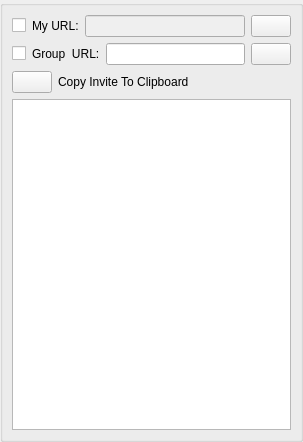
Above: GoTvApps/GoTvCommon/Forms/AppletInviteAccept.ui from brettrjones-github/nolimitconnect before the change. Below: the same form after it.
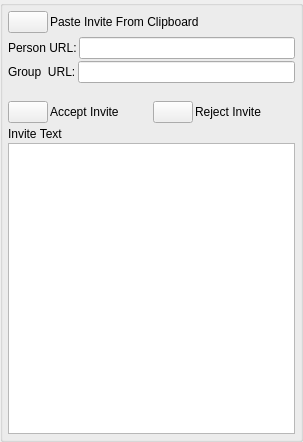
That is the form after the change. Custom widgets are drawn as their Qt base class.

Commit message: Invite parsing and accept etc

The edit to the form file:
```diff
--- a/GoTvApps/GoTvCommon/Forms/AppletInviteAccept.ui
+++ b/GoTvApps/GoTvCommon/Forms/AppletInviteAccept.ui
@@ -65,33 +65,67 @@
       <string/>
      </property>
      <layout class="QVBoxLayout" name="verticalLayout_2">
+      <property name="spacing">
+       <number>2</number>
+      </property>
+      <property name="leftMargin">
+       <number>5</number>
+      </property>
+      <property name="topMargin">
+       <number>5</number>
+      </property>
+      <property name="rightMargin">
+       <number>5</number>
+      </property>
+      <property name="bottomMargin">
+       <number>5</number>
+      </property>
+      <item>
+       <layout class="QHBoxLayout" name="horizontalLayout">
+        <item>
+         <widget class="VxPushButton" name="m_CopyInviteFromClipboardButton">
+          <property name="sizePolicy">
+           <sizepolicy hsizetype="Minimum" vsizetype="Minimum">
+            <horstretch>0</horstretch>
+            <verstretch>0</verstretch>
+           </sizepolicy>
+          </property>
+          <property name="text">
+           <string/>
+          </property>
+         </widget>
+        </item>
+        <item>
+         <widget class="QLabel" name="m_CopyInviteLabel">
+          <property name="sizePolicy">
+           <sizepolicy hsizetype="Expanding" vsizetype="Preferred">
+            <horstretch>0</horstretch>
+            <verstretch>0</verstretch>
+           </sizepolicy>
+          </property>
+          <property name="text">
+           <string>Paste Invite From Clipboard</string>
+          </property>
+         </widget>
+        </item>
+       </layout>
+      </item>
+      <item>
+       <widget class="IdentWidget" name="m_IdentWidget" native="true"/>
+      </item>
       <item>
        <layout class="QHBoxLayout" name="horizontalLayout_3">
         <item>
-         <widget class="QCheckBox" name="m_MyUrlCheckBox">
+         <widget class="QLabel" name="m_PersonUrlLabel">
           <property name="text">
-           <string/>
+           <string>Person URL:</string>
           </property>
          </widget>
         </item>
         <item>
-         <widget class="QLabel" name="m_MyUrlLabel">
-          <property name="text">
-           <string>My URL:</string>
-          </property>
-         </widget>
-        </item>
-        <item>
-         <widget class="QLineEdit" name="m_MyUrlEdit">
+         <widget class="QLineEdit" name="m_PersonUrlEdit">
           <property name="enabled">
-           <bool>false</bool>
-          </property>
-         </widget>
-        </item>
-        <item>
-         <widget class="QPushButton" name="m_CopyMyUrlButton">
-          <property name="text">
-           <string/>
+           <bool>true</bool>
           </property>
          </widget>
         </item>
@@ -99,13 +133,6 @@
       </item>
       <item>
        <layout class="QHBoxLayout" name="horizontalLayout_2">
-        <item>
-         <widget class="QCheckBox" name="m_GroupUrlCheckBox">
-          <property name="text">
-           <string/>
-          </property>
-         </widget>
-        </item>
         <item>
          <widget class="QLabel" name="m_GroupUrlLabel">
           <property name="text">
@@ -116,32 +143,46 @@
         <item>
          <widget class="QLineEdit" name="m_TestUrlEdit"/>
         </item>
+       </layout>
+      </item>
+      <item>
+       <widget class="QLabel" name="m_StatusLable">
+        <property name="text">
+         <string/>
+        </property>
+       </widget>
+      </item>
+      <item>
+       <layout class="QHBoxLayout" name="horizontalLayout_4">
         <item>
-         <widget class="QPushButton" name="m_GroupUrlButton">
+         <widget class="VxPushButton" name="m_AcceptInviteButton">
           <property name="text">
            <string/>
           </property>
          </widget>
         </item>
-       </layout>
-      </item>
-      <item>
-       <layout class="QHBoxLayout" name="horizontalLayout">
         <item>
-         <widget class="QPushButton" name="m_CopyInviteToClipboardButton">
+         <widget class="QLabel" name="label_2">
           <property name="sizePolicy">
-           <sizepolicy hsizetype="Minimum" vsizetype="Minimum">
+           <sizepolicy hsizetype="Expanding" vsizetype="Preferred">
             <horstretch>0</horstretch>
             <verstretch>0</verstretch>
            </sizepolicy>
           </property>
           <property name="text">
+           <string>Accept Invite</string>
+          </property>
+         </widget>
+        </item>
+        <item>
+         <widget class="VxPushButton" name="m_RejectInviteButton">
+          <property name="text">
            <string/>
           </property>
          </widget>
         </item>
         <item>
-         <widget class="QLabel" name="m_CopyInviteLabel">
+         <widget class="QLabel" name="label_3">
           <property name="sizePolicy">
            <sizepolicy hsizetype="Expanding" vsizetype="Preferred">
             <horstretch>0</horstretch>
@@ -149,20 +190,56 @@
            </sizepolicy>
           </property>
           <property name="text">
-           <string>Copy Invite To Clipboard</string>
+           <string>Reject Invite</string>
           </property>
          </widget>
         </item>
        </layout>
       </item>
       <item>
-       <widget class="QPlainTextEdit" name="m_InfoPlainTextEdit"/>
+       <spacer name="verticalSpacer">
+        <property name="orientation">
+         <enum>Qt::Vertical</enum>
+        </property>
+        <property name="sizeType">
+         <enum>QSizePolicy::Fixed</enum>
+        </property>
+        <property name="sizeHint" stdset="0">
+         <size>
+          <width>20</width>
+          <height>2</height>
+         </size>
+        </property>
+       </spacer>
+      </item>
+      <item>
+       <widget class="QLabel" name="label">
+        <property name="text">
+         <string>Invite Text</string>
+        </property>
+       </widget>
+      </item>
+      <item>
+       <widget class="QPlainTextEdit" name="m_InviteTextEdit"/>
       </item>
      </layout>
     </widget>
    </item>
   </layout>
  </widget>
+ <customwidgets>
+  <customwidget>
+   <class>VxPushButton</class>
+   <extends>QPushButton</extends>
+   <header>VxPushButton.h</header>
+  </customwidget>
+  <customwidget>
+   <class>IdentWidget</class>
+   <extends>QWidget</extends>
+   <header>IdentWidget.h</header>
+   <container>1</container>
+  </customwidget>
+ </customwidgets>
  <resources/>
  <connections/>
 </ui>
```
Left out of the diff: 4 changed lines with no effect on the pictures. The commit also changes 24 other files.
